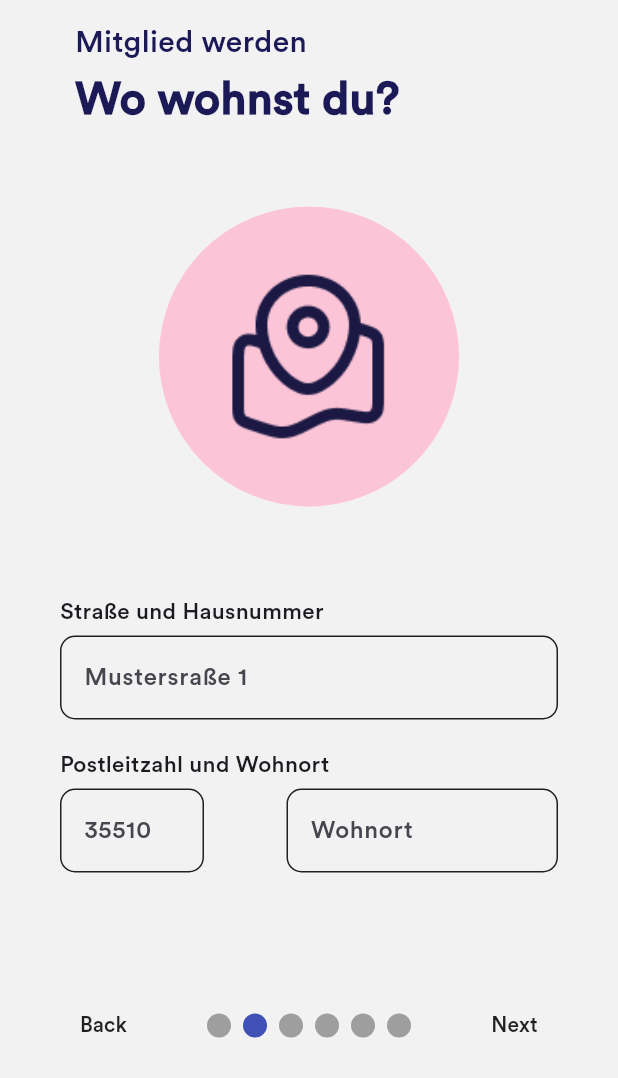
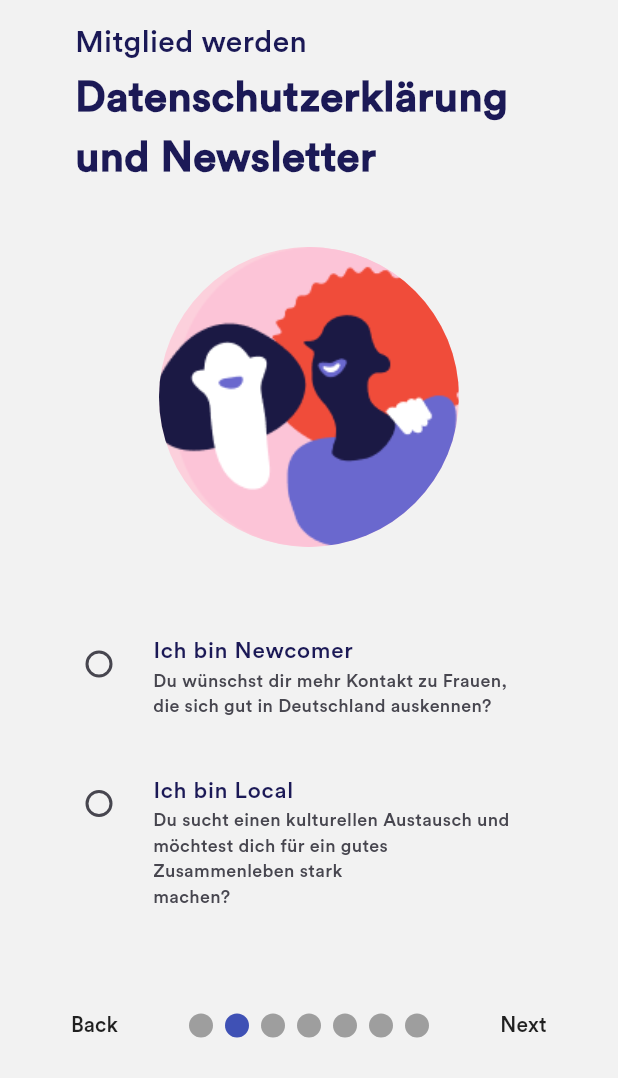
Before and after one commit to Trinistar/female_fellows, a Flutter app: the Authentry screen opened directly, after a tap on "Next", on a phone screen of 412 x 824 dp, the part 158-1236 px from its top. Run offline on Flutter 3.47's test engine with Material 2 defaults, Android fonts, the light colour scheme and no system bars; drawn by our look-alikes of smooth_page_indicator; our stand-ins replace bloc, date_format, equatable, firebase_auth, firebase_core, flutter_bloc and 1 more; accounts and stored records are empty; generated files the repository leaves out were written again.

Commit message:
authentication localpage

```diff
--- a/lib/l10n/app_de.arb
+++ b/lib/l10n/app_de.arb
@@ -47,5 +47,9 @@
     "authenticationWho": "Wer bist du?",
     "authenticationPicture": "Profilbild / Avatar auswählen",
     "authenticationFirstname": "Vorname",
-    "authenticationLastname": "Nachname"
+    "authenticationLastname": "Nachname",
+    "authenticationNewcomerTitle": "Ich bin Newcomer",
+    "authenticationNewcomer": "Du wünschst dir mehr Kontakt zu Frauen,\ndie sich gut in Deutschland auskennen?",
+    "authenticationLocalTitle": "Ich bin Local",
+    "authenticationLocal": "Du sucht einen kulturellen Austausch und\nmöchtest dich für ein gutes Zusammenleben stark\nmachen?"
 }
--- a/lib/l10n/app_en.arb
+++ b/lib/l10n/app_en.arb
@@ -47,5 +47,9 @@
     "authenticationWho": "Wer bist du?",
     "authenticationPicture": "Profilbild / Avatar auswählen",
     "authenticationFirstname": "Vorname",
-    "authenticationLastname": "Nachname"
+    "authenticationLastname": "Nachname",
+    "authenticationNewcomerTitle": "Ich bin Newcomer",
+    "authenticationNewcomer": "Du wünschst dir mehr Kontakt zu Frauen,\ndie sich gut in Deutschland auskennen?",
+    "authenticationLocalTitle": "Ich bin Local",
+    "authenticationLocal": "Du sucht einen kulturellen Austausch und\nmöchtest dich für ein gutes Zusammenleben stark\nmachen?"
 }
--- a/lib/pages/Authentication/authentication_entry.dart
+++ b/lib/pages/Authentication/authentication_entry.dart
@@ -1,6 +1,7 @@
 import 'package:flutter/material.dart';
 import 'package:flutter/services.dart';
 import 'package:smooth_page_indicator/smooth_page_indicator.dart';
+import 'package:vs_femalefellows/pages/Authentication/authentication_local.dart';
 import 'package:vs_femalefellows/pages/Authentication/authentication_verification.dart';
 import 'package:vs_femalefellows/pages/Onboarding/onboarding_start.dart';
 import 'package:vs_femalefellows/pages/Authentication/authentication_age.dart';
@@ -21,8 +22,10 @@ class Authentry extends StatefulWidget {
 
 class _AuthentryState extends State<Authentry> {
   PageController _controller = PageController();
+  bool _accepted = false;
+  bool _disabledNextButton = false;
+// Value for Checkboxes DataSafety
 
-// Value for Checkboxes DataSafety
   void _hasUserConfessed(bool newValue2) {
     setState(() {
       if (newValue2) {
@@ -35,9 +38,9 @@ class _AuthentryState extends State<Authentry> {
     });
   }
 
-  void _inputCheckNameLastname(firstname) {
+  void _hasChoosed( LocalOrNot) {
     setState(() {
-      if (firstname) {
+      if (LocalOrNot) {
         _accepted = true;
         _disabledNextButton = false;
       } else {
@@ -47,9 +50,6 @@ class _AuthentryState extends State<Authentry> {
     });
   }
 
-  bool _accepted = false;
-  bool _disabledNextButton = false;
-
   void updateId(bool newId) {
     setState(() {
       _accepted = newId;
@@ -57,7 +57,7 @@ class _AuthentryState extends State<Authentry> {
   }
 
   void _handlePageChange() {
-    if (_controller.page == 5 || _controller.page == 1) {
+    if (_controller.page == 6) {
       _accepted
           ? _controller.nextPage(
               duration: Duration(microseconds: 500), curve: Curves.easeIn)
@@ -123,7 +123,7 @@ class _AuthentryState extends State<Authentry> {
                             left: 50,
                           ),
                           child: Text(
-                             AppLocalizations.of(context)!.authenticationTitle,
+                            AppLocalizations.of(context)!.authenticationTitle,
                             style: TextStyle(
                               color: Theme.of(context).colorScheme.primary,
                               fontSize: 20,
@@ -138,10 +138,10 @@ class _AuthentryState extends State<Authentry> {
                 controller: _controller,
                 onPageChanged: (index) {
                   setState(() {
-                    onLastPage = (index == 6);
+                    onLastPage = (index == 7);
                     _disabledNextButton = false;
                   });
-                  if (index == 5) {
+                  if (index == 6) {
                     setState(() {
                       _disabledNextButton = true;
                       _accepted = false;
@@ -150,15 +150,15 @@ class _AuthentryState extends State<Authentry> {
                 },
                 children: [
                   // Pages one Onboarding
-                  AuthWho(
-                    hasInput: _inputCheckNameLastname,
+                  AuthWho(),
+                  Authlocal(
+                    hasChoosed: _hasChoosed,
                     onSettingsChanged: updateId,
-                  ),
-                  if (_accepted) AuthAge(),
+                  ),if (_accepted)
+                  AuthAge(),
                   AuthPlace(),
                   AuthHow(),
                   AuthNotification(),
-                  //  AuthConnect(),
                   AuthSafety(
                     hasConfessed: _hasUserConfessed,
                     onSettingsChanged: updateId,
@@ -193,7 +193,7 @@ class _AuthentryState extends State<Authentry> {
                             child: Text('Back')),
                         SmoothPageIndicator(
                           controller: _controller,
-                          count: 6,
+                          count: 7,
                         ),
                         MaterialButton(
                           disabledTextColor: Colors.grey,
--- /dev/null
+++ b/lib/pages/Authentication/authentication_local.dart
@@ -0,0 +1,125 @@
+import 'package:flutter/material.dart';
+import 'package:flutter_gen/gen_l10n/app_localizations.dart';
+
+typedef bool hasChoosed( String LocalOrNot);
+
+typedef void BoolCallback(bool id);
+
+class Authlocal extends StatefulWidget {
+ Authlocal({super.key, required this.onSettingsChanged, required this.hasChoosed});
+
+  final void Function(LocalOrNot)? hasChoosed;
+
+  final BoolCallback onSettingsChanged;
+
+  @override
+  State<Authlocal> createState() => _AuthlocalState();
+}
+
+enum LocalOrNot {
+  local,
+  newcomer,
+}
+
+class _AuthlocalState extends State<Authlocal> {
+  LocalOrNot? localOrNot;
+
+  @override
+  Widget build(BuildContext context) {
+    return Scaffold(
+      backgroundColor: Colors.transparent,
+      body: SingleChildScrollView(
+        child: Center(
+          child: Column(
+            mainAxisAlignment: MainAxisAlignment.start,
+            crossAxisAlignment: CrossAxisAlignment.start,
+            children: [
+              Padding(
+                padding: const EdgeInsets.only(left: 50),
+                child: Text(
+                  AppLocalizations.of(context)!.authenticationSafetyTitle,
+                  style: TextStyle(
+                    color: Theme.of(context).colorScheme.primary,
+                    fontSize: 28,
+                    fontWeight: FontWeight.bold,
+                  ),
+                ),
+              ),
+              SizedBox(
+                height: 40,
+              ),
+              Center(
+                child: CircleAvatar(
+                  backgroundImage: AssetImage('lib/images/Group 377.png'),
+                  radius: 100,
+                  backgroundColor: Theme.of(context).colorScheme.secondary,
+                ),
+              ),
+              SizedBox(
+                height: 50,
+              ),
+              Padding(
+                padding: const EdgeInsets.only(left: 30),
+                child: SizedBox(
+                  width: 350,
+                  child: RadioListTile(
+                      isThreeLine: true,
+                      groupValue: localOrNot,
+                      dense: true,
+                      title: Text(
+                        AppLocalizations.of(context)!
+                            .authenticationNewcomerTitle,
+                        style: TextStyle(
+                          fontSize: 15,
+                          color: Theme.of(context).colorScheme.primary,
+                        ),
+                      ),
+                      subtitle: Text(
+                          AppLocalizations.of(context)!.authenticationNewcomer),
+                      value: LocalOrNot.newcomer,
+                      onChanged: (newValue) {
+                        setState(() {
+                          localOrNot = newValue;
+                                widget.hasChoosed!(LocalOrNot.newcomer);
+
+                          //widget.onSettingsChanged(_question);
+                        });
+                      }),
+                ),
+              ),
+              SizedBox(
+                height: 20,
+              ),
+              Padding(
+                padding: const EdgeInsets.only(left: 30),
+                child: SizedBox(
+                  width: 350,
+                  child: RadioListTile(
+                      isThreeLine: true,
+                      groupValue: localOrNot,
+                      dense: true,
+                      title: Text(
+                        AppLocalizations.of(context)!.authenticationLocalTitle,
+                        style: TextStyle(
+                          fontSize: 15,
+                          color: Theme.of(context).colorScheme.primary,
+                        ),
+                      ),
+                      subtitle: Text(
+                          AppLocalizations.of(context)!.authenticationLocal),
+                      value: LocalOrNot.local,
+                      onChanged: (newValue) {
+                        setState(() {
+                          localOrNot = newValue;
+                           widget.hasChoosed!(LocalOrNot.local);
+                        });
+                      }),
+                ),
+              ),
+            ],
+          ),
+        ),
+      ),
+    );
+  }
+}
--- a/lib/pages/Authentication/authentication_safety.dart
+++ b/lib/pages/Authentication/authentication_safety.dart
@@ -76,8 +76,6 @@ class _AuthSafetyState extends State<AuthSafety> {
                       onChanged: (newsletter) {
                         setState(() {
                           _question = newsletter ?? false;
-
-                          //widget.onSettingsChanged(_question);
                         });
                       }),
                 ),
--- a/lib/pages/Authentication/authentication_who.dart
+++ b/lib/pages/Authentication/authentication_who.dart
@@ -7,15 +7,13 @@ import 'package:vs_femalefellows/components/text_bar.dart';
 import 'package:vs_femalefellows/services/controller.dart';
 import 'package:flutter_gen/gen_l10n/app_localizations.dart';
 
-typedef String hasInput (String name);
 
-typedef void BoolCallback(bool id);
 
 class AuthWho extends StatefulWidget {
-  const AuthWho({super.key, required this.hasInput, required this.onSettingsChanged});
+  const AuthWho(
+      {super.key,});
 
-    final void Function(String)? hasInput;
-    final BoolCallback onSettingsChanged;
+
 
   @override
   State<AuthWho> createState() => _AuthWhoState();
@@ -43,10 +41,6 @@ class _AuthWhoState extends State<AuthWho> {
     }
   }
 
-  //namecheck
-  final nameController = TextEditingController();
-  final lastNameController = TextEditingController();
-
   @override
   Widget build(BuildContext context) {
     return Scaffold(
@@ -61,7 +55,7 @@ class _AuthWhoState extends State<AuthWho> {
                 Padding(
                   padding: const EdgeInsets.only(left: 50),
                   child: Text(
-                   AppLocalizations.of(context)!.authenticationWho,
+                    AppLocalizations.of(context)!.authenticationWho,
                     style: TextStyle(
                       color: Theme.of(context).colorScheme.primary,
                       fontSize: 30,
@@ -120,18 +114,18 @@ class _AuthWhoState extends State<AuthWho> {
                     ),
                     BlocBuilder<RegistrationBloc, RegistrationState>(
                       builder: (context, state) {
-                          //TODO inputvalidierung für Plichtfelder
+                        //TODO inputvalidierung für Plichtfelder
                         return TextBar(
                           controller: Controller.firstnameController,
                           hintText: 'Lisa',
                           obscureText: false,
-                          onChange: (name) {setState(() {
-
+                          onChange: (name) {
+                            setState(() {
                               context.read<RegistrationBloc>().add(InputChanged(
                                     firstname: name,
-                                )); widget.hasInput!(name);
-                          });}
-                          ,
+                                  ));
+                            });
+                          },
                           validator: null,
                         );
                       },
@@ -142,7 +136,7 @@ class _AuthWhoState extends State<AuthWho> {
                     Padding(
                       padding: const EdgeInsets.only(left: 40, bottom: 5),
                       child: Text(
-                      AppLocalizations.of(context)!.authenticationLastname,
+                        AppLocalizations.of(context)!.authenticationLastname,
                         style: TextStyle(
                           fontSize: 15,
                         ),
```
